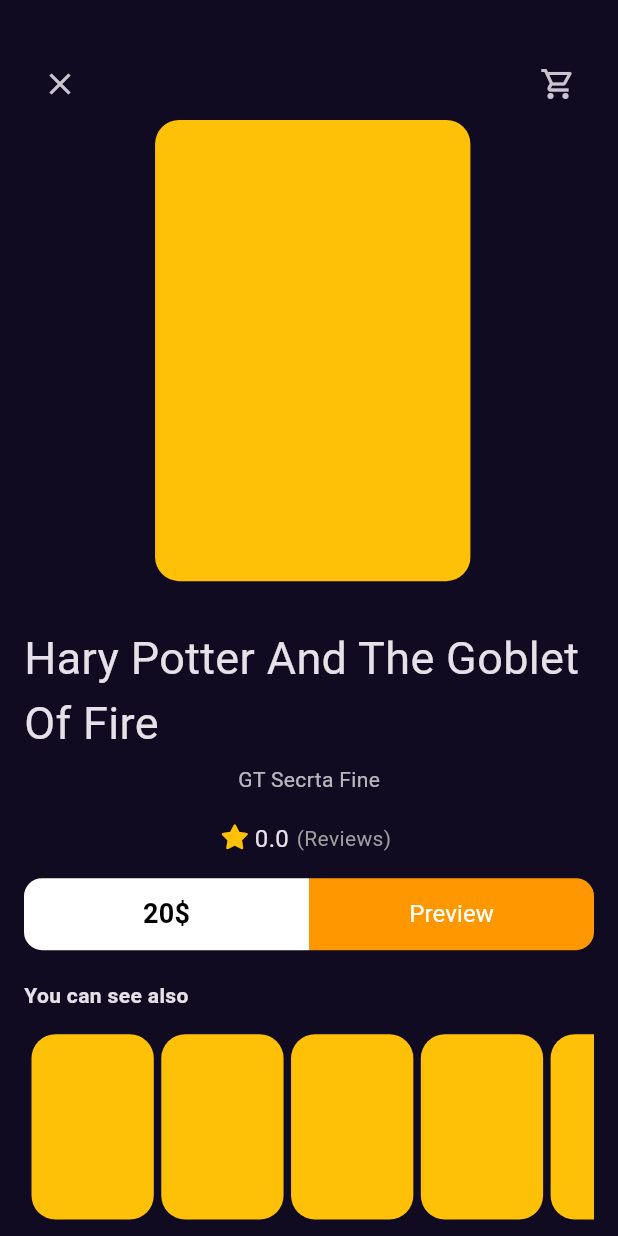
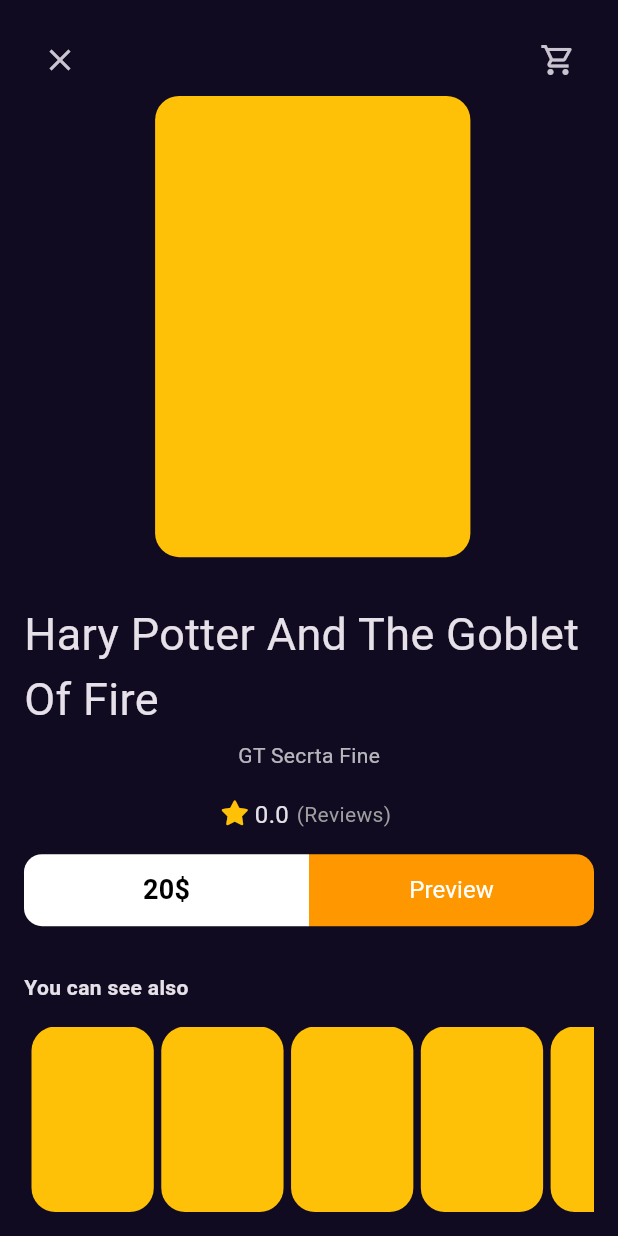
Before and after one commit to MahmoudShbly/books_app, a Flutter app: the BookDetailsView screen opened by its route, on a phone screen of 412 x 824 dp. Run offline on Flutter 3.47's test engine with Material 3 defaults, Android fonts, the phone set to English and light mode, and no system bars; our stand-ins replace font_awesome_flutter, go_router, google_fonts; Roboto replaces fonts that are missing (GT Sectra Fine).

Commit message:
ui templet is done

```diff
--- a/lib/features/home/presentation/views/widget/custom_book_details_app_bar.dart
+++ b/lib/features/home/presentation/views/widget/custom_book_details_app_bar.dart
@@ -6,9 +6,7 @@ class CustomBookDetailsAppBar extends StatelessWidget {
 
   @override
   Widget build(BuildContext context) {
-    return Padding(
-      padding: const EdgeInsets.only(top: 16, ),
-      child: Row(
+    return Row(
       mainAxisAlignment: MainAxisAlignment.spaceBetween,
 
       children: <Widget>[
@@ -18,7 +16,6 @@ class CustomBookDetailsAppBar extends StatelessWidget {
           icon: Icon(Icons.shopping_cart_outlined),
         ),
       ],
-      ),
     );
   }
 }
```
Lines whose indentation alone changed are shown as unchanged.
